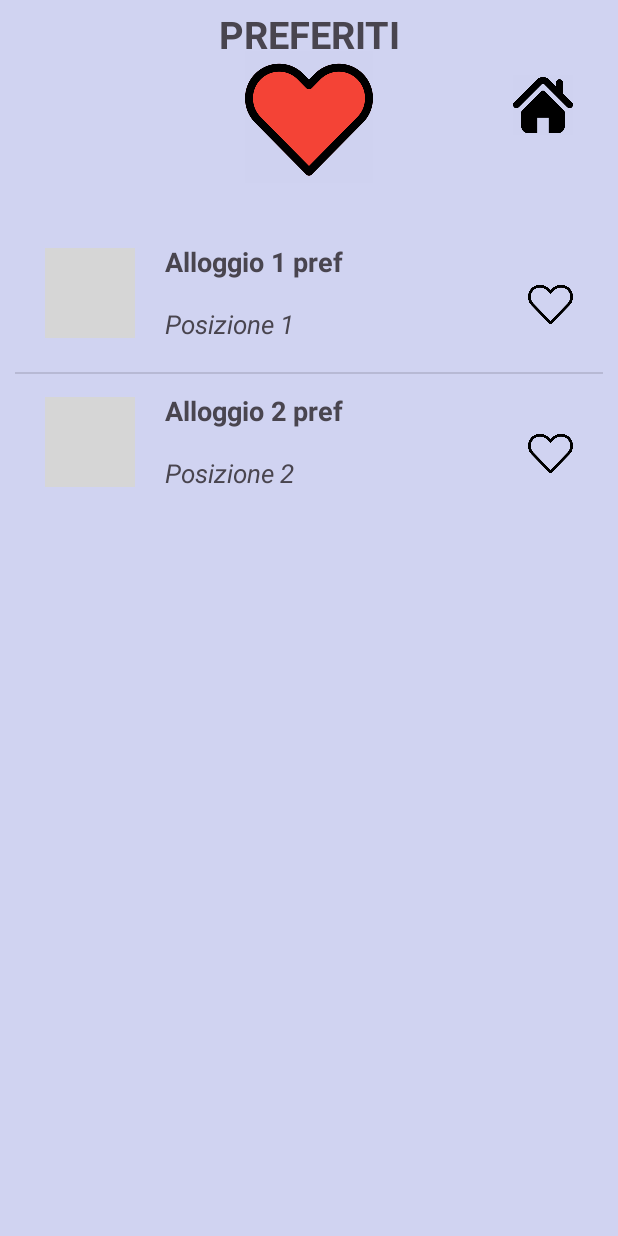
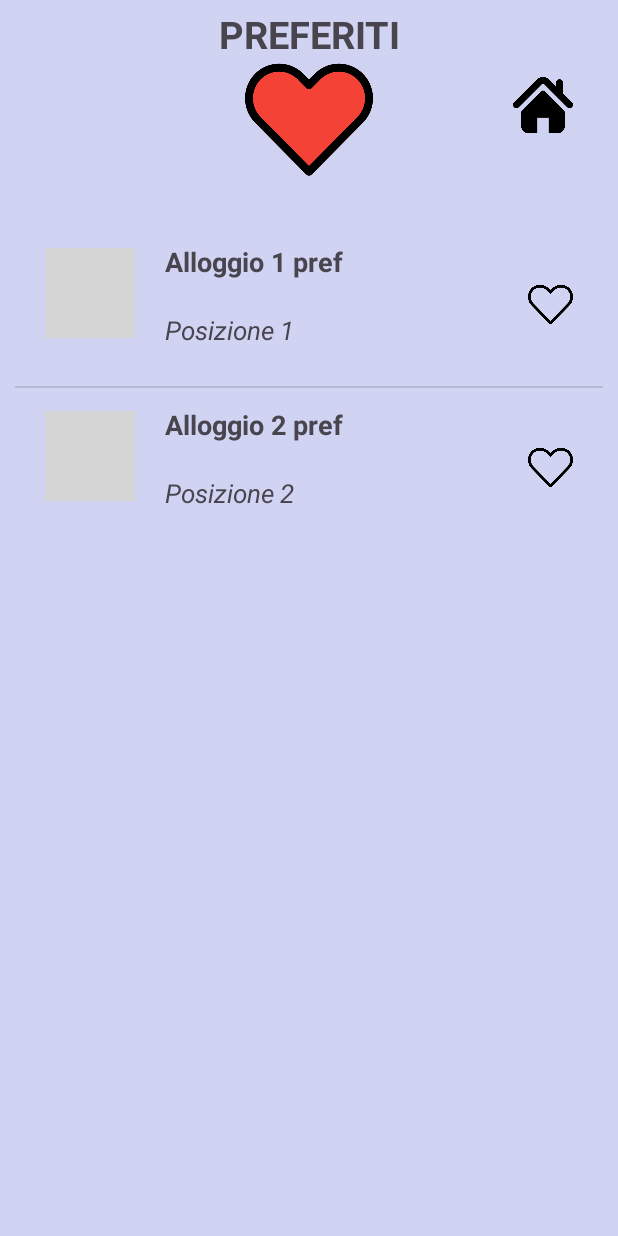
Before and after one commit to SamueBio/Progetto_IS, an Android app: the Preferiti screen opened directly, with no data from a screen before it, on a phone screen of 412 x 824 dp. Run offline under Robolectric (Android 15) with nearby library versions, the phone set to English and light mode, and no system bars; grey boxes are pictures that could not be loaded.

Commit message:
commit & push

```diff
--- a/app/src/main/res/layout/cerca4.xml
+++ b/app/src/main/res/layout/cerca4.xml
@@ -23,8 +23,8 @@
         android:layout_width="244dp"
         android:layout_height="24dp"
         android:layout_marginLeft="100dp"
-        android:layout_marginTop="54dp"
-        android:layout_marginBottom="20dp"
+        android:layout_marginTop="58dp"
+        android:layout_marginBottom="25dp"
         android:textSize="17sp"
         android:textStyle="italic" />
 
```
Also changed, not shown: app/src/main/res/layout/cerca2.xml (+0 -21 lines).
